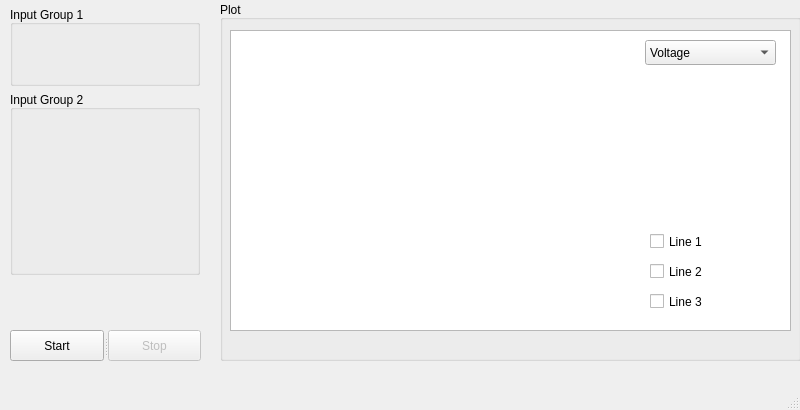
tomgwasira/gpt-gui, file src/gpt_gui.ui: the form before one commit.
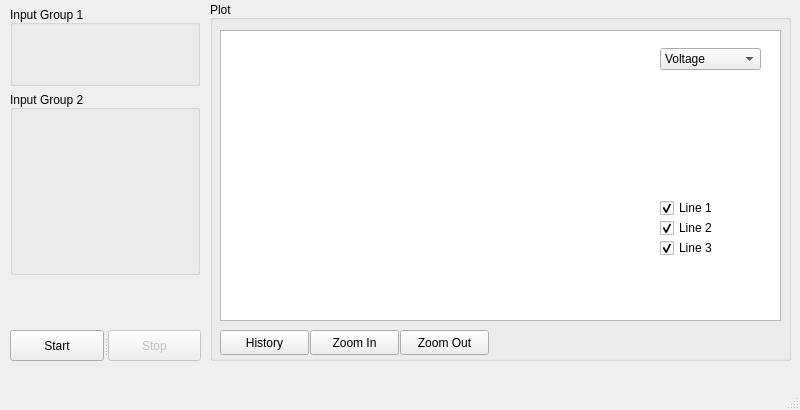
The form after the commit. Custom widgets are drawn as their Qt base class.

Commit message: Worked on history and zoom buttons.

```diff
--- a/src/gpt_gui.ui
+++ b/src/gpt_gui.ui
@@ -17,7 +17,7 @@
    <widget class="QGroupBox" name="plotGroupBox">
     <property name="geometry">
      <rect>
-      <x>220</x>
+      <x>210</x>
       <y>0</y>
       <width>581</width>
       <height>361</height>
@@ -41,67 +41,122 @@
        <x>10</x>
        <y>30</y>
        <width>561</width>
-       <height>301</height>
+       <height>291</height>
       </rect>
      </property>
     </widget>
-    <widget class="QComboBox" name="plotTypeComboBox">
+    <widget class="QWidget" name="">
      <property name="geometry">
       <rect>
-       <x>425</x>
+       <x>450</x>
        <y>40</y>
-       <width>131</width>
-       <height>25</height>
+       <width>101</width>
+       <height>228</height>
       </rect>
      </property>
-     <item>
-      <property name="text">
-       <string>Voltage</string>
+     <layout class="QVBoxLayout" name="verticalLayout_2">
+      <property name="spacing">
+       <number>120</number>
       </property>
-     </item>
-     <item>
-      <property name="text">
-       <string>Current</string>
-      </property>
-     </item>
+      <item>
+       <widget class="QComboBox" name="plotTypeComboBox">
+        <item>
+         <property name="text">
+          <string>Voltage</string>
+         </property>
+        </item>
+        <item>
+         <property name="text">
+          <string>Current</string>
+         </property>
+        </item>
+       </widget>
+      </item>
+      <item>
+       <layout class="QVBoxLayout" name="verticalLayout">
+        <property name="spacing">
+         <number>0</number>
+        </property>
+        <item>
+         <widget class="QCheckBox" name="line1CheckBox">
+          <property name="enabled">
+           <bool>true</bool>
+          </property>
+          <property name="layoutDirection">
+           <enum>Qt::LeftToRight</enum>
+          </property>
+          <property name="text">
+           <string>Line 1</string>
+          </property>
+          <property name="checked">
+           <bool>true</bool>
+          </property>
+         </widget>
+        </item>
+        <item>
+         <widget class="QCheckBox" name="line2CheckBox">
+          <property name="text">
+           <string>Line 2</string>
+          </property>
+          <property name="checked">
+           <bool>true</bool>
+          </property>
+         </widget>
+        </item>
+        <item>
+         <widget class="QCheckBox" name="line3CheckBox">
+          <property name="text">
+           <string>Line 3</string>
+          </property>
+          <property name="checked">
+           <bool>true</bool>
+          </property>
+         </widget>
+        </item>
+       </layout>
+      </item>
+     </layout>
     </widget>
-    <widget class="QCheckBox" name="line1CheckBox">
+    <widget class="QPushButton" name="zoomInButton">
      <property name="geometry">
       <rect>
-       <x>430</x>
-       <y>230</y>
-       <width>112</width>
-       <height>23</height>
+       <x>100</x>
+       <y>330</y>
+       <width>89</width>
+       <height>25</height>
       </rect>
      </property>
      <property name="text">
-      <string>Line 1</string>
+      <string>Zoom In</string>
      </property>
     </widget>
-    <widget class="QCheckBox" name="line2CheckBox">
+    <widget class="QPushButton" name="zoomOutButton">
      <property name="geometry">
       <rect>
-       <x>430</x>
-       <y>260</y>
-       <width>112</width>
-       <height>23</height>
+       <x>190</x>
+       <y>330</y>
+       <width>89</width>
+       <height>25</height>
       </rect>
      </property>
      <property name="text">
-      <string>Line 2</string>
+      <string>Zoom Out</string>
      </property>
     </widget>
-    <widget class="QCheckBox" name="line3CheckBox">
+    <widget class="QPushButton" name="historyButton">
      <property name="geometry">
       <rect>
-       <x>430</x>
-       <y>290</y>
-       <width>112</width>
-       <height>23</height>
+       <x>10</x>
+       <y>330</y>
+       <width>89</width>
+       <height>25</height>
       </rect>
      </property>
      <property name="text">
-      <string>Line 3</string>
+      <string>History</string>
+     </property>
+     <property name="checkable">
+      <bool>true</bool>
      </property>
     </widget>
    </widget>
```
Left out of the diff: 124 changed lines with no effect on the pictures. The commit also changes 2 other files.
